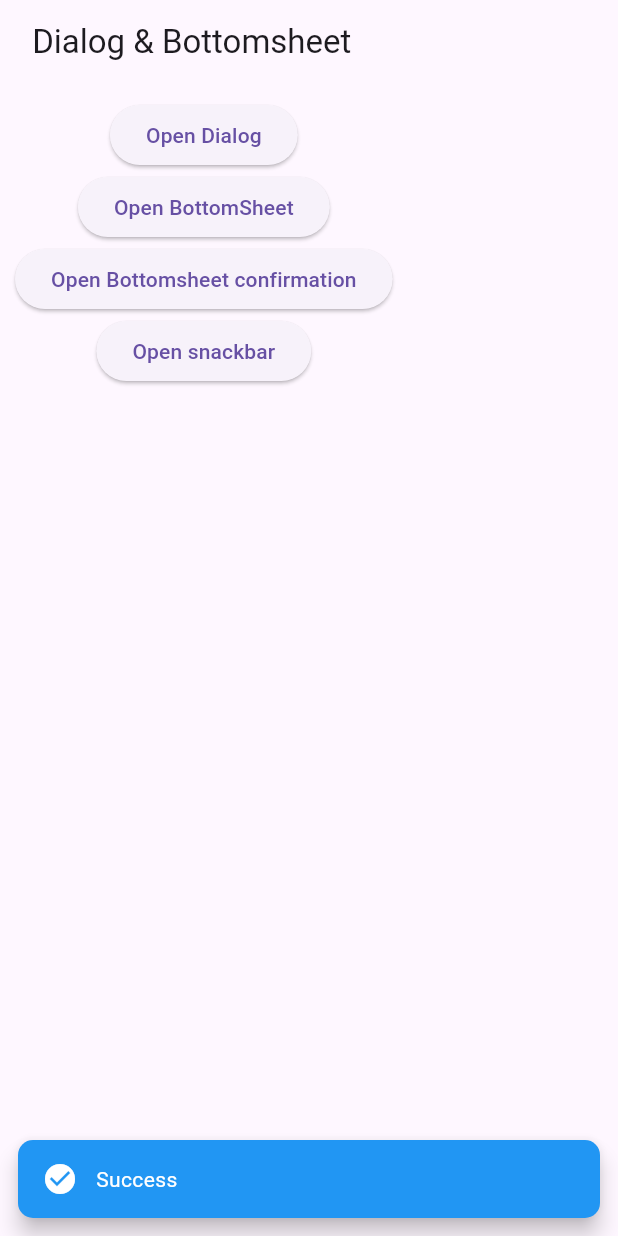
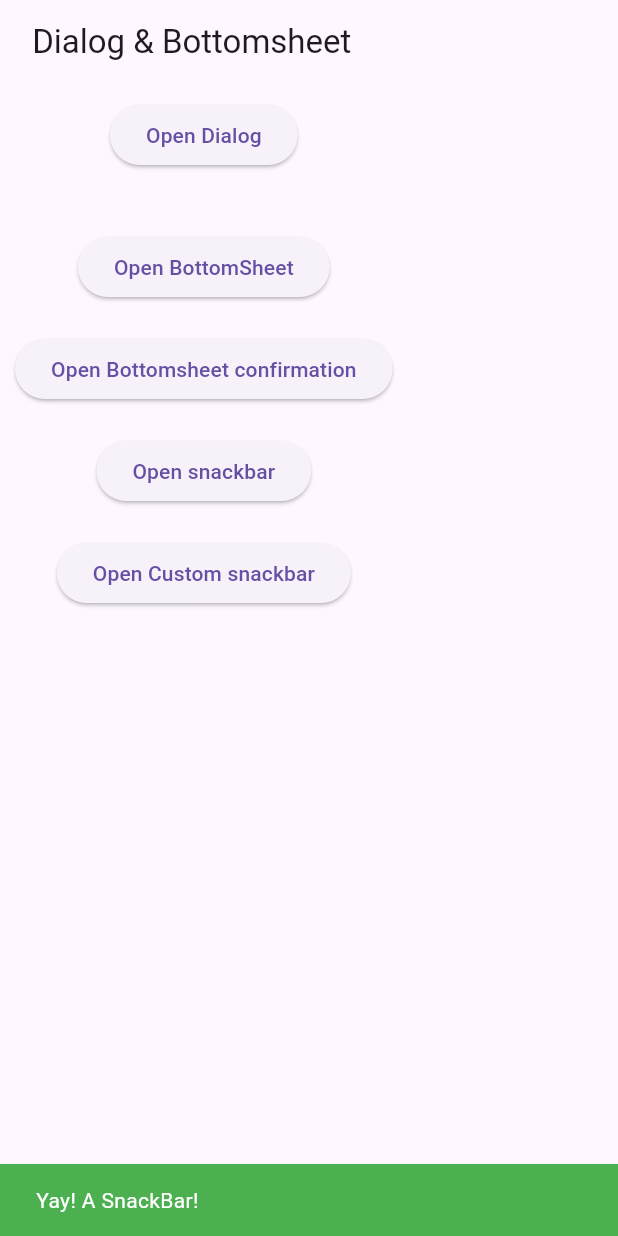
Before and after one commit to IlhamGhaza/flutter_basic, a Flutter app: the screen it shows after launch, after a tap on "Open snackbar", on a phone screen of 412 x 824 dp. Run offline on Flutter 3.47's test engine with Material 3 defaults, Android fonts, the phone set to English and light mode, and no system bars; our stand-ins replace flutter_svg.

Commit message:
feat: Add snackbar to DialogWidget and update spacing

```diff
--- a/lib/widget_lesson/basic_form/dialog_wodget.dart
+++ b/lib/widget_lesson/basic_form/dialog_wodget.dart
@@ -19,6 +19,7 @@ class _DialogWigetState extends State<DialogWiget> {
       body: Container(
         padding: const EdgeInsets.all(10.0),
         child: Column(
+          spacing: 20,
           children: [
             ElevatedButton(
               onPressed: () async {
@@ -164,6 +165,19 @@ class _DialogWigetState extends State<DialogWiget> {
             ),
             ElevatedButton(
               onPressed: () {
+                //scaffold
+                ScaffoldMessenger.of(context).showSnackBar(
+                  const SnackBar(
+                    backgroundColor: Colors.green,
+                    content: Text('Yay! A SnackBar!',
+                        style: TextStyle(color: Colors.white)),
+                  ),
+                );
+              },
+              child: const Text('Open snackbar'),
+            ),
+            ElevatedButton(
+              onPressed: () {
                 SnackbarUtils(
                   text: 'Success',
                   backgroundColor: Colors.blue,
@@ -174,7 +188,7 @@ class _DialogWigetState extends State<DialogWiget> {
                   // }
                 );
               },
-              child: const Text('Open snackbar'),
+              child: const Text('Open Custom snackbar'),
             ),
           ],
         ),
```
